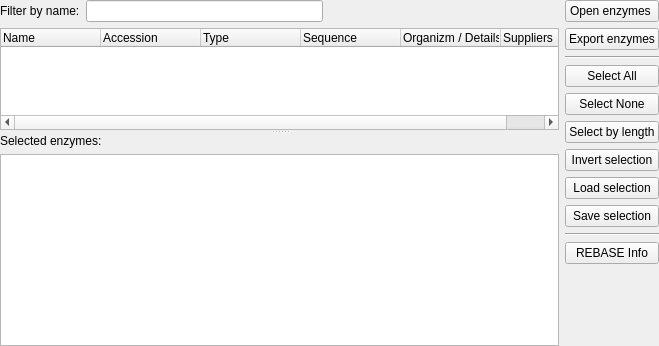
ugeneunipro/ugene, file src/plugins/enzymes/src/EnzymesSelectorWidget.ui: the form before one commit.
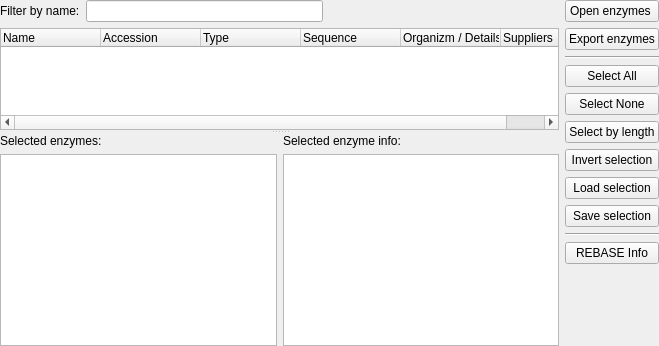
The form after the commit.

Diff of the .ui file:
```diff
--- a/src/plugins/enzymes/src/EnzymesSelectorWidget.ui
+++ b/src/plugins/enzymes/src/EnzymesSelectorWidget.ui
@@ -19,15 +19,21 @@
   <property name="windowTitle">
    <string>Select enzymes</string>
   </property>
-  <layout class="QHBoxLayout" name="horizontalLayout_2">
-   <property name="sizeConstraint">
-    <enum>QLayout::SetMinAndMaxSize</enum>
+  <layout class="QHBoxLayout" name="horizontalLayout_3">
+   <property name="leftMargin">
+    <number>0</number>
    </property>
-   <property name="margin" stdset="0">
+   <property name="topMargin">
+    <number>0</number>
+   </property>
+   <property name="rightMargin">
+    <number>0</number>
+   </property>
+   <property name="bottomMargin">
     <number>0</number>
    </property>
    <item>
-    <layout class="QVBoxLayout" name="verticalLayout_2">
+    <layout class="QVBoxLayout" name="verticalLayout_4">
      <item>
       <layout class="QHBoxLayout" name="horizontalLayout">
        <item>
@@ -57,12 +63,6 @@
      </item>
      <item>
       <widget class="QSplitter" name="splitter">
-       <property name="sizePolicy">
-        <sizepolicy hsizetype="MinimumExpanding" vsizetype="Expanding">
-         <horstretch>0</horstretch>
-         <verstretch>0</verstretch>
-        </sizepolicy>
-       </property>
        <property name="orientation">
         <enum>Qt::Vertical</enum>
        </property>
@@ -107,8 +107,10 @@
          </property>
         </column>
        </widget>
-       <widget class="QWidget" name="layoutWidget_2">
-        <layout class="QVBoxLayout" name="verticalLayout">
+       <widget class="QWidget" name="layoutWidget">
+        <layout class="QHBoxLayout" name="horizontalLayout_2">
+         <item>
+          <layout class="QVBoxLayout" name="verticalLayout_2">
          <item>
           <widget class="QLabel" name="label">
            <property name="text">
@@ -121,7 +123,39 @@
            <property name="verticalScrollBarPolicy">
             <enum>Qt::ScrollBarAsNeeded</enum>
            </property>
-          </widget>
+             <property name="readOnly">
+              <bool>true</bool>
+             </property>
+            </widget>
+           </item>
+          </layout>
+         </item>
+         <item>
+          <layout class="QVBoxLayout" name="verticalLayout">
+           <item>
+            <widget class="QLabel" name="label_3">
+             <property name="text">
+              <string>Selected enzyme info:</string>
+             </property>
+            </widget>
+           </item>
+           <item>
+            <widget class="QTextBrowser" name="teSelectedEnzymeInfo">
+             <property name="lineWrapMode">
+              <enum>QTextEdit::NoWrap</enum>
+             </property>
+             <property name="readOnly">
+              <bool>true</bool>
+             </property>
+             <property name="textInteractionFlags">
+              <set>Qt::TextBrowserInteraction</set>
+             </property>
+             <property name="openExternalLinks">
+              <bool>true</bool>
+             </property>
+            </widget>
+           </item>
+          </layout>
          </item>
         </layout>
        </widget>
```
Left out of the diff: 3 changed lines with no effect on the pictures. Lines whose indentation alone changed are shown as unchanged.
